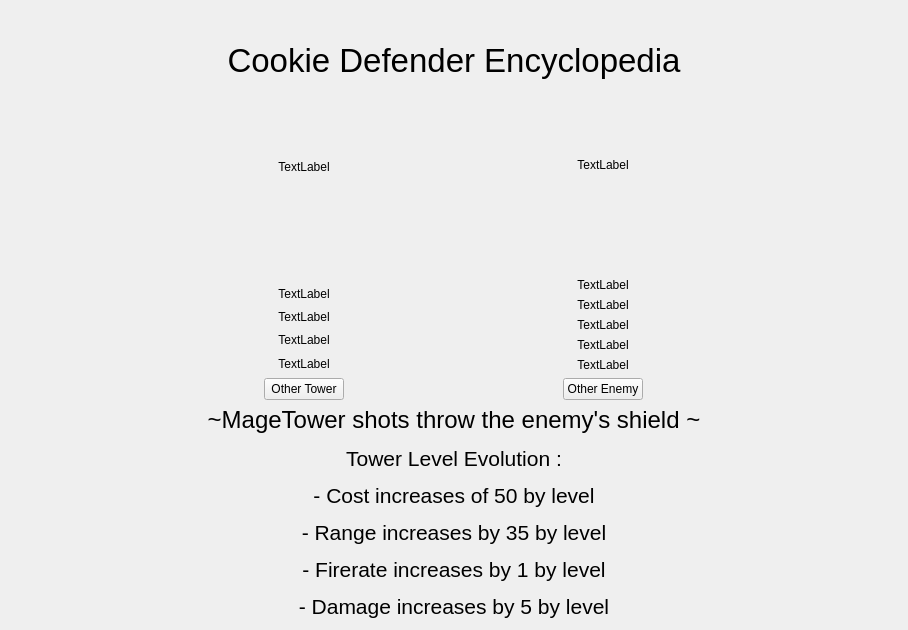
JorisMonnet/Cookie_Defender, file cookie_defender/formEncyclo.ui: the form before one commit.
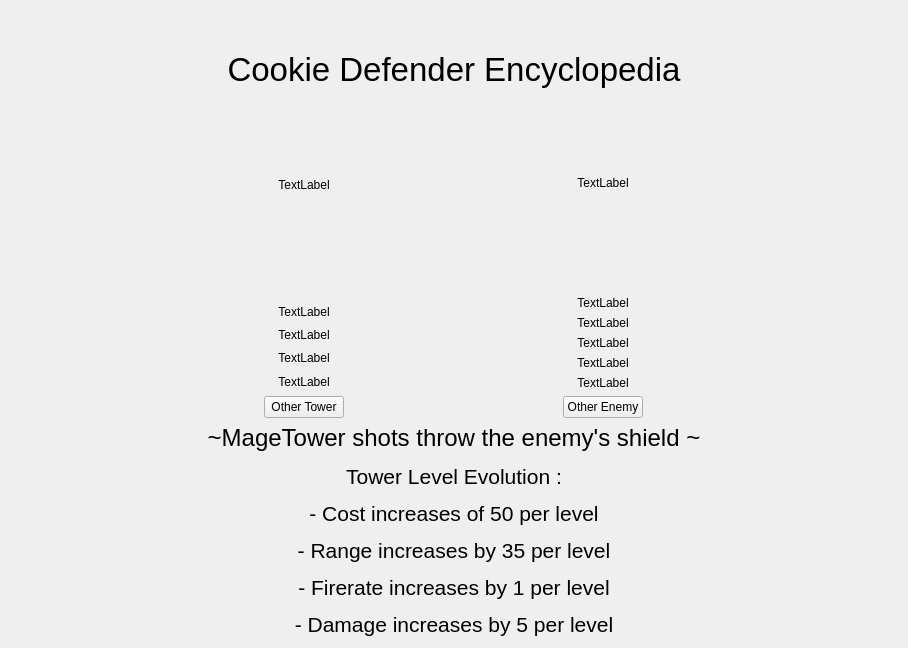
The form after the commit.

Commit message: correcting form

Diff of the .ui file:
```diff
--- a/cookie_defender/formEncyclo.ui
+++ b/cookie_defender/formEncyclo.ui
@@ -7,7 +7,7 @@
     <x>0</x>
     <y>0</y>
     <width>908</width>
-    <height>630</height>
+    <height>648</height>
    </rect>
   </property>
   <property name="windowTitle">
@@ -353,7 +353,7 @@
      <item>
       <widget class="QLabel" name="labelTowerLvl">
        <property name="text">
-        <string>&lt;html&gt;&lt;head/&gt;&lt;body&gt;&lt;p&gt;&lt;span style=&quot; font-size:18pt;&quot;&gt;~MageTower shots throw the enemy's shield ~&lt;/span&gt;&lt;/p&gt;&lt;p&gt;&lt;span style=&quot; font-size:16pt;&quot;&gt;Tower Level Evolution :&lt;/span&gt;&lt;/p&gt;&lt;p&gt;&lt;span style=&quot; font-size:16pt;&quot;&gt;- Cost increases of 50 by level&lt;/span&gt;&lt;/p&gt;&lt;p&gt;&lt;span style=&quot; font-size:16pt;&quot;&gt;- Range increases by 35 by level&lt;/span&gt;&lt;/p&gt;&lt;p&gt;&lt;span style=&quot; font-size:16pt;&quot;&gt;- Firerate increases by 1 by level&lt;/span&gt;&lt;/p&gt;&lt;p&gt;&lt;span style=&quot; font-size:16pt;&quot;&gt;- Damage increases by 5 by level&lt;/span&gt;&lt;/p&gt;&lt;/body&gt;&lt;/html&gt;</string>
+        <string>&lt;html&gt;&lt;head/&gt;&lt;body&gt;&lt;p&gt;&lt;span style=&quot; font-size:18pt;&quot;&gt;~MageTower shots throw the enemy's shield ~&lt;/span&gt;&lt;/p&gt;&lt;p&gt;&lt;span style=&quot; font-size:16pt;&quot;&gt;Tower Level Evolution :&lt;/span&gt;&lt;/p&gt;&lt;p&gt;&lt;span style=&quot; font-size:16pt;&quot;&gt;- Cost increases of 50 per level&lt;/span&gt;&lt;/p&gt;&lt;p&gt;&lt;span style=&quot; font-size:16pt;&quot;&gt;- Range increases by 35 per level&lt;/span&gt;&lt;/p&gt;&lt;p&gt;&lt;span style=&quot; font-size:16pt;&quot;&gt;- Firerate increases by 1 per level&lt;/span&gt;&lt;/p&gt;&lt;p&gt;&lt;span style=&quot; font-size:16pt;&quot;&gt;- Damage increases by 5 per level&lt;/span&gt;&lt;/p&gt;&lt;/body&gt;&lt;/html&gt;</string>
        </property>
        <property name="alignment">
         <set>Qt::AlignCenter</set>
```
